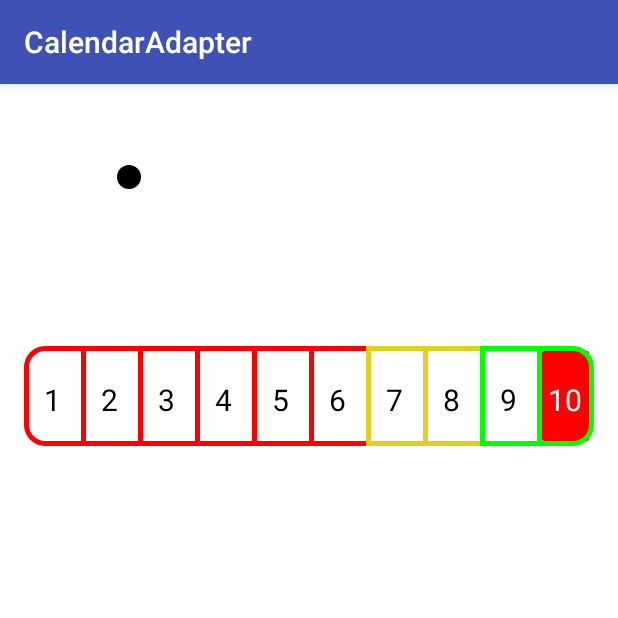
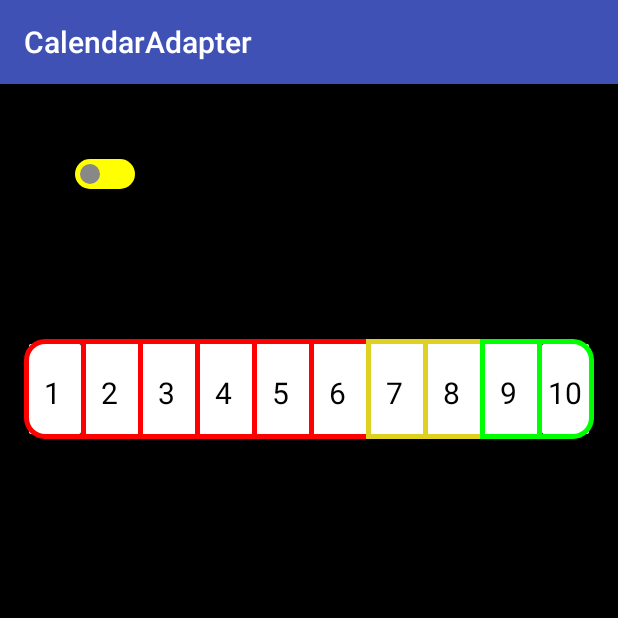
Before and after one commit to mohanmanu484/CalendarAdapter, an Android app: the screen it shows after launch (EmpyActivity), on a phone screen of 412 x 824 dp, the top half of it. Run offline under Robolectric (Android 15) with nearby library versions, the phone set to English and light mode, and no system bars.

Commit message:
switch and rating bar complete

```diff
--- a/app/src/main/java/com/mohan/calendaradapter/adapter/SwitchView.java
+++ b/app/src/main/java/com/mohan/calendaradapter/adapter/SwitchView.java
@@ -1,5 +1,6 @@
 package com.mohan.calendaradapter.adapter;
 
+import android.animation.ValueAnimator;
 import android.content.Context;
 import android.content.res.TypedArray;
 import android.graphics.Canvas;
@@ -8,6 +9,8 @@ import android.graphics.Paint;
 import android.graphics.RectF;
 import android.support.annotation.Nullable;
 import android.util.AttributeSet;
+import android.util.Log;
+import android.view.MotionEvent;
 import android.view.View;
 
 import com.mohan.calendaradapter.R;
@@ -18,11 +21,24 @@ import com.mohan.calendaradapter.R;
 
 public class SwitchView extends View {
 
-    Paint paint=new Paint(Paint.ANTI_ALIAS_FLAG);
-    Paint innerRadius=new Paint(Paint.ANTI_ALIAS_FLAG);
+    Paint fillPaint =new Paint(Paint.ANTI_ALIAS_FLAG);
+    Paint switchPaint =new Paint(Paint.ANTI_ALIAS_FLAG);
     RectF rectF=new RectF();
-    private int mFillColor;
-    private int mSwitchColor;
+    private CheckedChangeListener checkedChangeListener;
+    private float pos=1;
+    private boolean checked;
+    private int onFillColor=Color.YELLOW;
+    private int offFillColor=Color.WHITE;
+    private int onSwitchColor=Color.GRAY;
+    private int offSwichColor=Color.BLUE;
+    private final ValueAnimator onAnimator = ValueAnimator.ofFloat(1,1.5f,2,2.5f,3 );
+    private final ValueAnimator offAnimator = ValueAnimator.ofFloat(3,2.5f,2f,1.5f,1);
+
+    public static final String TAG = "SwitchView";
+
+
+
+
 
     public SwitchView(Context context) {
         super(context);
@@ -43,28 +59,24 @@ public class SwitchView extends View {
         if (attributeSet != null) {
             TypedArray a = getContext().getTheme().obtainStyledAttributes(
                     attributeSet,
-                    R.styleable.CommonRatingView,
+                    R.styleable.SwitchView,
                     0, 0);
 
             try {
-                mFillColor = a.getColor(R.styleable.SwitchView_switchFillColor, Color.WHITE);
-                mSwitchColor = a.getColor(R.styleable.SwitchView_switchButtoncolor, Color.BLACK);
+                onFillColor = a.getColor(R.styleable.SwitchView_switchOnFillColor, Color.YELLOW);
+                offFillColor = a.getColor(R.styleable.SwitchView_switchOffFillColor, Color.WHITE);
+                onSwitchColor = a.getColor(R.styleable.SwitchView_switchOnFillColor, Color.GRAY);
+                offSwichColor = a.getColor(R.styleable.SwitchView_switchOffFillColor, Color.BLUE);
+                checked =a.getBoolean(R.styleable.SwitchView_checked,false);
+                pos=checked?3:1;
 
             } finally {
                 a.recycle();
             }
         }
-
-
-
-        paint.setColor(mFillColor);
-        paint.setStyle(Paint.Style.FILL);
-
-        innerRadius.setColor(mSwitchColor);
-        innerRadius.setStyle(Paint.Style.FILL);
-
-
-
+        setOnTouchListener(onTouchListener);
+        fillPaint.setStyle(Paint.Style.FILL);
+        switchPaint.setStyle(Paint.Style.FILL);
     }
 
     @Override
@@ -72,9 +84,15 @@ public class SwitchView extends View {
 
         int width=getMeasuredWidth();
         int height = getMeasuredHeight();
+
+        Log.d(TAG, "onDraw: canvas width "+width);
+        Log.d(TAG, "onDraw: canvas height "+height);
+
         rectF.set(0,0,width,height);
-        canvas.drawRoundRect(rectF,height/2,height/2,paint);
-        canvas.drawCircle((width/4)*3,height/2,height/3,innerRadius);
+        fillPaint.setColor(checked ?offFillColor:onFillColor);
+        switchPaint.setColor(checked ?offSwichColor:onSwitchColor);
+        canvas.drawRoundRect(rectF,height/2,height/2, fillPaint);
+        canvas.drawCircle((width/4)*pos,height/2,height/3, switchPaint);
 
     }
     @Override
@@ -118,4 +136,49 @@ public class SwitchView extends View {
         setMeasuredDimension(width, width/2);
     }
 
+
+
+    public void addCheckedChangeListener(CheckedChangeListener checkedChangeListener){
+        this.checkedChangeListener=checkedChangeListener;
+    }
+
+    public interface CheckedChangeListener{
+        void onCheckedChange(boolean checked);
+    }
+
+    OnTouchListener onTouchListener=new OnTouchListener() {
+        @Override
+        public boolean onTouch(View v, MotionEvent event) {
+
+            switch (event.getAction()){
+
+                case  MotionEvent.ACTION_DOWN :
+                toggleState();
+                Log.d(TAG, "onTouch: clicked");
+                return true;
+
+            }
+
+
+
+            return false;
+        }
+    };
+
+    private void toggleState() {
+        ValueAnimator angelAnimator= checked ?offAnimator:onAnimator;
+        checked =!checked;
+        Log.d(TAG, "toggleState: "+checked);
+        angelAnimator.addUpdateListener(new ValueAnimator.AnimatorUpdateListener() {
+            @Override
+            public void onAnimationUpdate(ValueAnimator valueAnimator) {
+                float value = (float) valueAnimator.getAnimatedValue();
+                Log.d(TAG, "onAnimationUpdate: "+value);
+                pos=value;
+               invalidate();
+            }
+        });
+        angelAnimator.setDuration(300);
+        angelAnimator.start();
+    }
 }
--- a/app/src/main/res/layout/activity_main.xml
+++ b/app/src/main/res/layout/activity_main.xml
@@ -5,7 +5,7 @@
     android:layout_width="match_parent"
     android:layout_height="match_parent"
     android:orientation="vertical"
-    android:background="@color/white"
+    android:background="@color/black"
     tools:context="com.mohan.calendaradapter.MainActivity">
 
 <!--
@@ -15,9 +15,7 @@
  <com.mohan.calendaradapter.adapter.SwitchView
      android:layout_marginTop="50dp"
      android:layout_marginLeft="50dp"
-     android:layout_width="50dp"
-     app:switchButtoncolor="@color/green"
-     app:switchFillColor="@color/yellow"
+     android:layout_width="40dp"
      android:layout_height="100dp" />
 
  <com.mohan.calendaradapter.adapter.RatingBar
--- a/app/src/main/res/layout/rating_bar_layout.xml
+++ b/app/src/main/res/layout/rating_bar_layout.xml
@@ -95,9 +95,9 @@
             android:layout_width="0dp"
             android:tag="10"
             app:corners="right"
-            app:state="selected"
+            app:state="normal"
             android:text="10"
-            app:selectedStateColor="@color/yellow"
+            app:selectedStateColor="@color/green"
             app:borderColor="@color/green"
             android:layout_height="wrap_content"
             android:layout_weight="1" />
```
Also changed, not shown: app/src/main/java/com/mohan/calendaradapter/adapter/CommonRatingView.java (+19 -3 lines), app/src/main/java/com/mohan/calendaradapter/adapter/RatingBar.java (+28 -17 lines), app/src/main/res/layout/layout_switch.xml (added, +13 -0 lines), app/src/main/res/values/attr.xml (+5 -2 lines).
